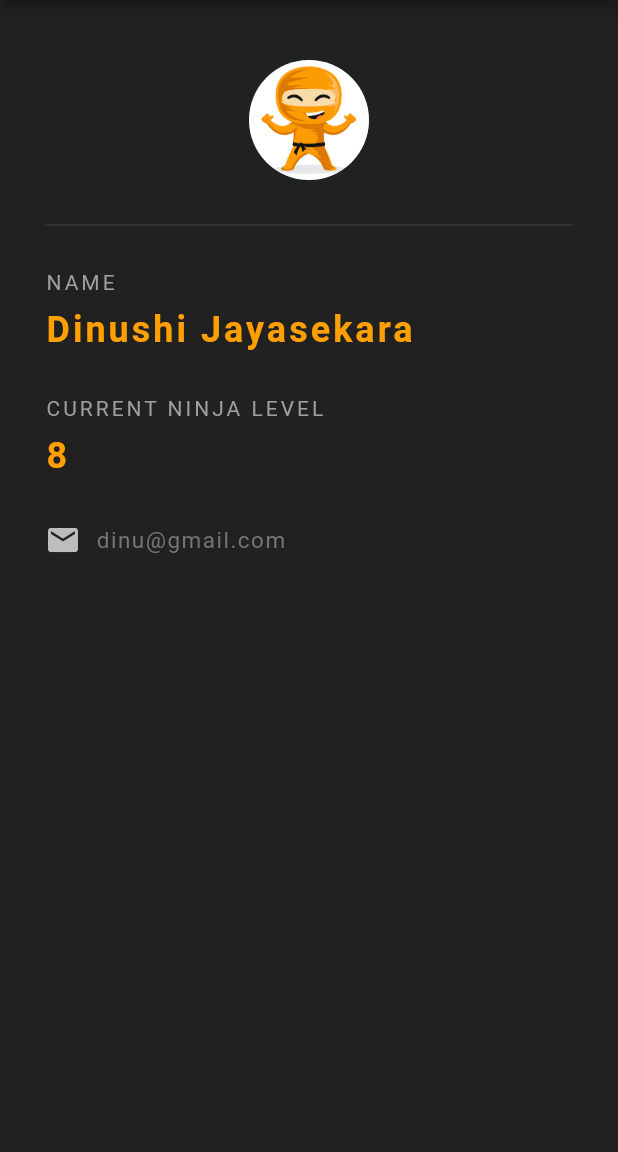
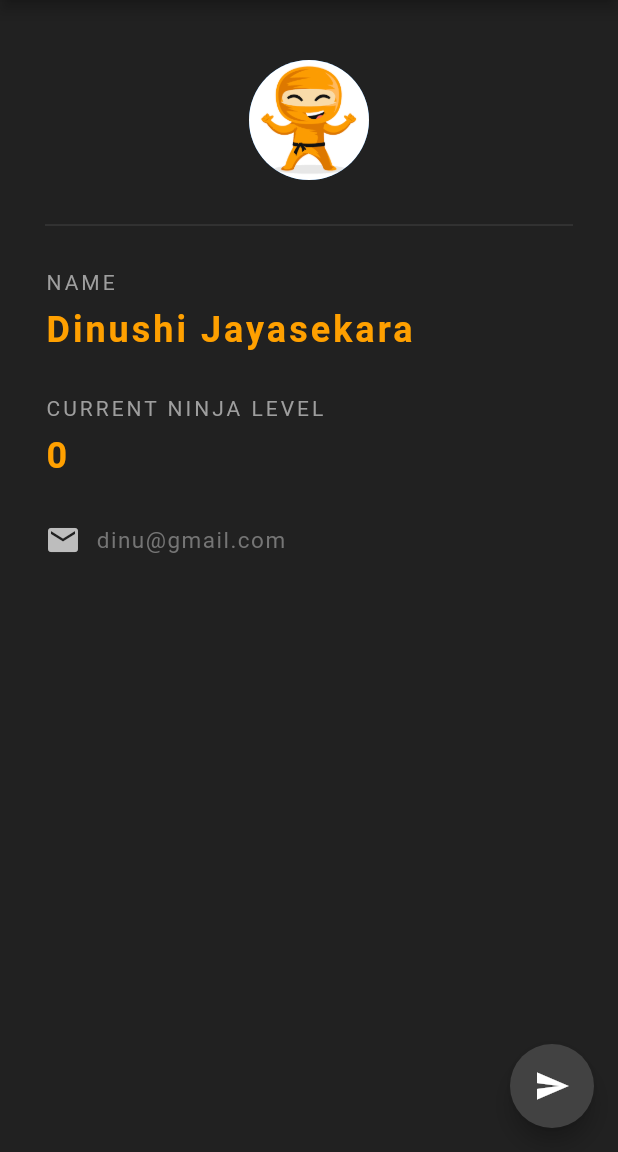
Before and after one commit to DinushiJayasekara/flutter-netninja-id, a Flutter app: the screen it shows after launch, on a phone screen of 412 x 824 dp, the part 84-1236 px from its top. Run offline on Flutter 3.47's test engine with Material 2 defaults, Android fonts, the phone set to English and light mode, and no system bars.

```diff
--- a/lib/main.dart
+++ b/lib/main.dart
@@ -27,6 +27,8 @@ class MyHomePage extends StatefulWidget {
 }
 
 class _MyHomePageState extends State<MyHomePage> {
+  int ninjaLevel = 0;
+
   @override
   Widget build(BuildContext context) {
     return Scaffold(
@@ -35,6 +37,15 @@ class _MyHomePageState extends State<MyHomePage> {
         title: Text(widget.title),
         centerTitle: true,
         backgroundColor: Colors.grey[850],
+      ),
+      floatingActionButton: FloatingActionButton(
+        onPressed: () {
+          setState(() {
+            ninjaLevel += 1;
+          });
+        },
+        child: Icon(Icons.send),
+        backgroundColor: Colors.grey[800],
       ),
       body: Padding(
         padding: EdgeInsets.fromLTRB(30.0, 40.0, 30.0, 0),
@@ -84,7 +95,7 @@ class _MyHomePageState extends State<MyHomePage> {
               height: 10.0,
             ),
             Text(
-              '8',
+              '$ninjaLevel',
               style: TextStyle(
                 color: Colors.amber[700],
                 letterSpacing: 2.0,
```
